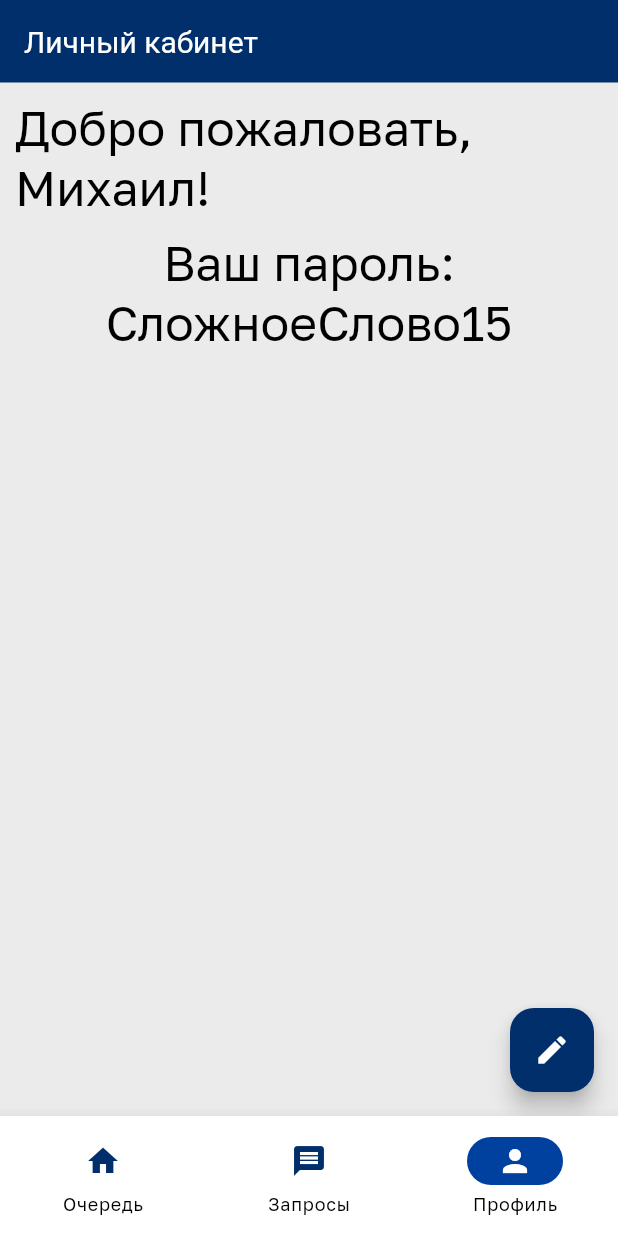
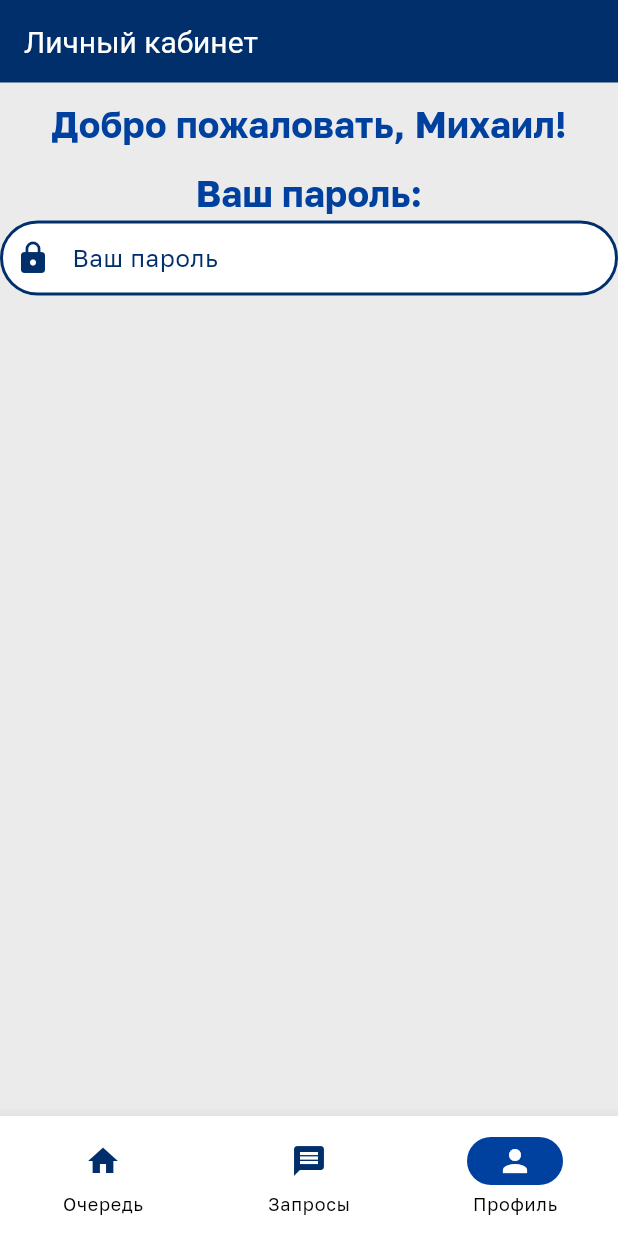
Before and after one commit to StasShevchenko/ParkingCalendar, a Flutter app: the UserProfilePage screen opened by its route, on a phone screen of 412 x 824 dp. Run offline on Flutter 3.47's test engine with Material 2 defaults, Android fonts, the phone set to English and light mode, and no system bars; our stand-ins replace flutter_svg, go_router, table_calendar.

Commit message:
Refactor user profile page

```diff
--- a/lib/presentation/pages/user/user_profile_page/user_profile_page.dart
+++ b/lib/presentation/pages/user/user_profile_page/user_profile_page.dart
@@ -27,30 +27,50 @@ class _UserProfilePageState extends State<UserProfilePage>  {
           ),
         body: Column (
           children: [
+
             Padding(
               padding: const EdgeInsets.all(10.0),
               child: Center(
                 child: Text(
                   'Добро пожаловать, Михаил!',
                   selectionColor: AppColors.primaryBlue,
-                  style: Theme.of(context).textTheme.headlineLarge,
+                  style: Theme.of(context).textTheme.titleMedium,
                 ),
               ),
             ),
             Text(
-              'Ваш пароль: СложноеСлово15',
-              style: Theme.of(context).textTheme.headlineLarge,
+              'Ваш пароль:',
+              style: Theme.of(context).textTheme.titleMedium,
               textAlign: TextAlign.center,
+            ),
+            TextField(
+              decoration: InputDecoration(
+
+                prefixIcon: Icon(Icons.lock),
+                prefixIconColor: AppColors.primaryBlue,
+
+                labelText: 'Ваш пароль',
+                labelStyle: TextStyle(color: AppColors.primaryBlue),
+                enabledBorder: OutlineInputBorder(
+                  borderSide: BorderSide(
+                    color: AppColors.primaryBlue,
+                    width: 2.0
+                  ),
+                  borderRadius: BorderRadius.circular(32),
+                ),
+                focusedBorder: OutlineInputBorder(
+                  borderSide: BorderSide(
+                 color: AppColors.primaryBlue,
+                width: 2.0
+                ),
+                borderRadius: BorderRadius.circular(32),
+                ),
+              ),
             ),
           ],
         ),
-      floatingActionButton: FloatingActionButton (
-        onPressed: () {
-          // Add your onPressed code here!
-        },
-        backgroundColor: AppColors.primaryBlue,
-        child: const Icon(Icons.create),
-      ),
+
+
         );
   }
   }
```
